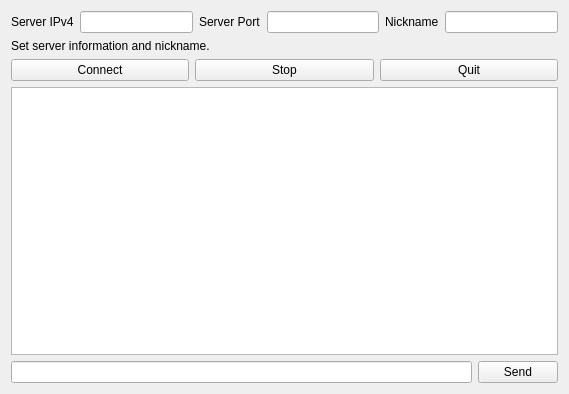
Before: the Qt Designer form src/clientwindow.ui in seonghyun2457/QtChatProgramClient, drawn with Qt 5.
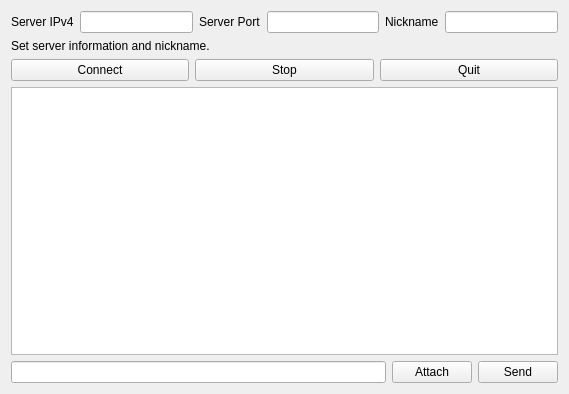
After: the same form once the commit is applied.

Diff of the .ui file:
```diff
--- a/src/clientwindow.ui
+++ b/src/clientwindow.ui
@@ -94,6 +94,13 @@
        <item>
         <widget class="QLineEdit" name="leMessage"/>
        </item>
+       <item>
+        <widget class="QPushButton" name="btnAttach">
+         <property name="text">
+          <string>Attach</string>
+         </property>
+        </widget>
+       </item>
        <item>
         <widget class="QPushButton" name="btnSend">
          <property name="text">
```
